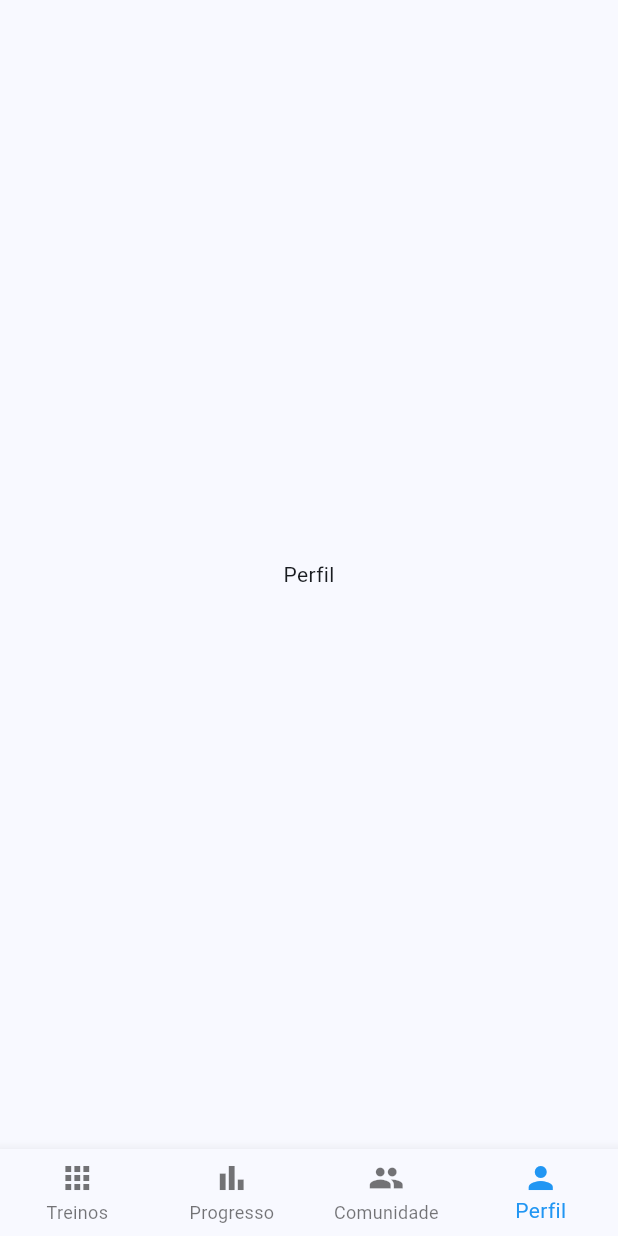
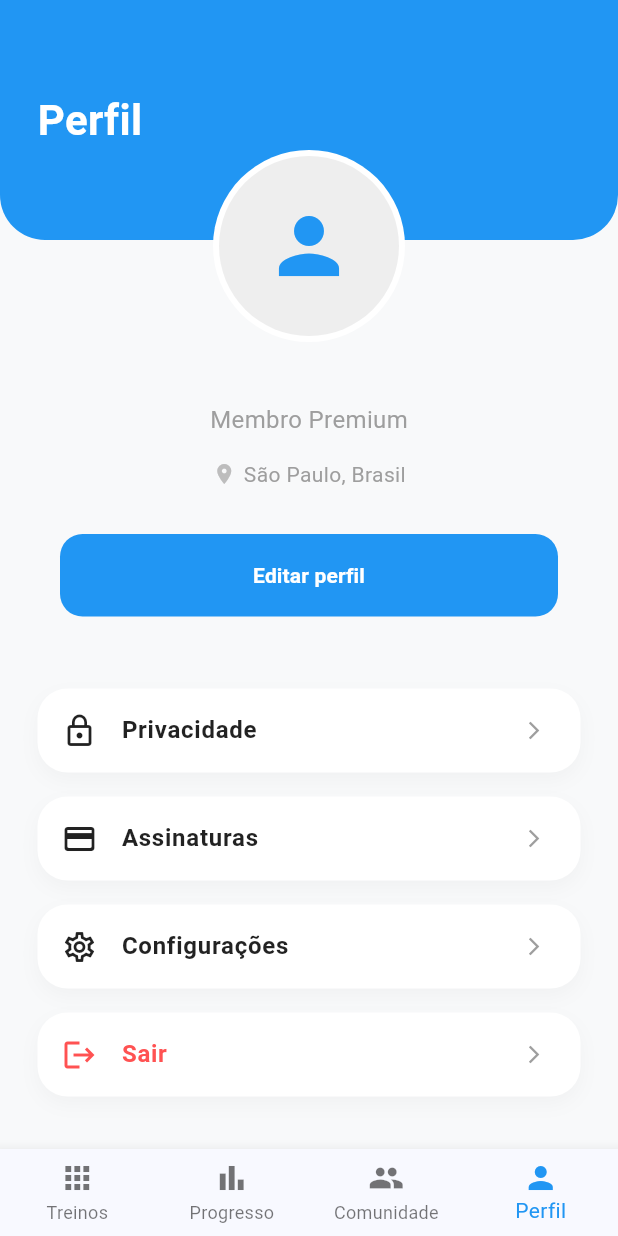
Before and after one commit to FabioZvirJ/scripts, a Flutter app: the MainWrapper screen opened directly with empty values, item 4 of the bottom bar chosen, on a phone screen of 412 x 824 dp. Run offline on Flutter 3.47's test engine with Material 3 defaults, Android fonts, the phone set to English and light mode, and no system bars; our stand-ins replace sqflite, sqflite_common_ffi; accounts and stored records are empty.

Commit message:
FEAT: inseridno botão de sair

```diff
--- /dev/null
+++ b/gymoraly/lib/controllers/profile_controller.dart
@@ -0,0 +1,16 @@
+import 'package:flutter/material.dart';
+import '../views/login_view.dart';
+
+class ProfileController {
+  void logout(BuildContext context) {
+    // Aqui você limparia tokens ou variáveis globais se tivesse
+
+    // O segredo está no 'pushAndRemoveUntil'
+    // Ele remove TODAS as telas anteriores da memória e define o Login como a única
+    Navigator.pushAndRemoveUntil(
+      context,
+      MaterialPageRoute(builder: (context) => const LoginView()),
+      (route) => false,
+    );
+  }
+}
--- a/gymoraly/lib/views/main_wrapper.dart
+++ b/gymoraly/lib/views/main_wrapper.dart
@@ -1,5 +1,6 @@
 import 'package:flutter/material.dart';
 import 'package:gymoraly/views/community_view.dart';
+import 'package:gymoraly/views/profile_view.dart';
 import 'home_view.dart';
 import 'progress_view.dart';
 
@@ -21,7 +22,7 @@ class _MainWrapperState extends State<MainWrapper> {
       HomeView(userName: widget.userName), // Índice 0
       const ProgressView(),               // Índice 1
       const CommunityView(),
-      const Center(child: Text("Perfil")),
+      ProfileView(userName: widget.userName),
     ];
 
     return Scaffold(
--- /dev/null
+++ b/gymoraly/lib/views/profile_view.dart
@@ -0,0 +1,200 @@
+import 'package:flutter/material.dart';
+import '../controllers/profile_controller.dart'; // Importe o seu controller
+
+class ProfileView extends StatelessWidget {
+  final String userName;
+
+  // Instancia o controller para gerenciar o logout
+  final controller = ProfileController();
+
+  ProfileView({super.key, required this.userName});
+
+  @override
+  Widget build(BuildContext context) {
+    const primaryColor = Color(0xFF2196F3);
+
+    return Scaffold(
+      backgroundColor: const Color(0xFFF8F9FA),
+      body: SingleChildScrollView(
+        child: Column(
+          children: [
+            // --- HEADER AZUL ---
+            Stack(
+              alignment: Alignment.center,
+              clipBehavior: Clip.none,
+              children: [
+                Container(
+                  height: 160,
+                  width: double.infinity,
+                  decoration: const BoxDecoration(
+                    color: primaryColor,
+                    borderRadius: BorderRadius.vertical(bottom: Radius.circular(30)),
+                  ),
+                  padding: const EdgeInsets.only(top: 60, left: 25),
+                  child: const Text(
+                    'Perfil',
+                    style: TextStyle(
+                      color: Colors.white,
+                      fontSize: 28,
+                      fontWeight: FontWeight.bold,
+                    ),
+                  ),
+                ),
+                // --- FOTO DE PERFIL ---
+                Positioned(
+                  top: 100,
+                  child: Container(
+                    padding: const EdgeInsets.all(4),
+                    decoration: const BoxDecoration(
+                      color: Colors.white,
+                      shape: BoxShape.circle,
+                    ),
+                    child: CircleAvatar(
+                      radius: 60,
+                      backgroundColor: Colors.grey.shade200,
+                      child: const Icon(Icons.person, size: 60, color: primaryColor),
+                    ),
+                  ),
+                ),
+              ],
+            ),
+
+            const SizedBox(height: 70),
+
+            // --- NOME E INFO ---
+            Text(
+              userName,
+              style: const TextStyle(fontSize: 26, fontWeight: FontWeight.bold),
+            ),
+            const Text(
+              'Membro Premium',
+              style: TextStyle(color: Colors.grey, fontSize: 16),
+            ),
+            const SizedBox(height: 15),
+
+            Row(
+              mainAxisAlignment: MainAxisAlignment.center,
+              children: [
+                Icon(Icons.location_on, color: Colors.grey.shade400, size: 16),
+                const SizedBox(width: 5),
+                const Text('São Paulo, Brasil', style: TextStyle(color: Colors.grey)),
+              ],
+            ),
+            const SizedBox(height: 30),
+
+            // --- BOTÃO EDITAR PERFIL ---
+            Padding(
+              padding: const EdgeInsets.symmetric(horizontal: 40),
+              child: SizedBox(
+                width: double.infinity,
+                height: 55,
+                child: ElevatedButton(
+                  onPressed: () {
+                    // Lógica para editar perfil
+                  },
+                  style: ElevatedButton.styleFrom(
+                    backgroundColor: primaryColor,
+                    foregroundColor: Colors.white,
+                    shape: RoundedRectangleBorder(borderRadius: BorderRadius.circular(15)),
+                    elevation: 0,
+                  ),
+                  child: const Text('Editar perfil', style: TextStyle(fontWeight: FontWeight.bold)),
+                ),
+              ),
+            ),
+            const SizedBox(height: 40),
+
+            // --- OPÇÕES DE MENU ---
+            _buildProfileOption(
+              Icons.lock_outline,
+              'Privacidade',
+              onTap: () => print("Privacidade clicada"),
+            ),
+            _buildProfileOption(
+              Icons.credit_card_rounded,
+              'Assinaturas',
+              onTap: () => print("Assinaturas clicada"),
+            ),
+            _buildProfileOption(
+              Icons.settings_outlined,
+              'Configurações',
+              onTap: () => print("Configurações clicada"),
+            ),
+
+            // Botão Sair
+            _buildProfileOption(
+              Icons.logout,
+              'Sair',
+              textColor: Colors.redAccent,
+              onTap: () {
+                _showLogoutDialog(context);
+              },
+            ),
+
+            const SizedBox(height: 40),
+          ],
+        ),
+      ),
+    );
+  }
+
+  // Função para mostrar o alerta de confirmação
+  void _showLogoutDialog(BuildContext context) {
+    showDialog(
+      context: context,
+      builder: (context) => AlertDialog(
+        title: const Text('Sair'),
+        content: const Text('Deseja realmente encerrar sua sessão no Gymoraly?'),
+        actions: [
+          TextButton(
+            onPressed: () => Navigator.pop(context),
+            child: const Text('Cancelar'),
+          ),
+          TextButton(
+            onPressed: () {
+              Navigator.pop(context); // Fecha o diálogo
+              controller.logout(context); // Chama o método de logout no controller
+            },
+            child: const Text('Sair', style: TextStyle(color: Colors.redAccent)),
+          ),
+        ],
+      ),
+    );
+  }
+
+  // Widget auxiliar para os cards de opções
+  Widget _buildProfileOption(
+    IconData icon,
+    String title,
+    {Color? textColor, required VoidCallback onTap}
+  ) {
+    return Padding(
+      padding: const EdgeInsets.symmetric(horizontal: 25, vertical: 8),
+      child: Container(
+        decoration: BoxDecoration(
+          color: Colors.white,
+          borderRadius: BorderRadius.circular(20),
+          boxShadow: [
+            BoxShadow(
+              color: Colors.black.withOpacity(0.03),
+              blurRadius: 10,
+              offset: const Offset(0, 5),
+            )
+          ],
+        ),
+        child: ListTile(
+          onTap: onTap, // Atribui a função de clique aqui
+          leading: Icon(icon, color: textColor ?? Colors.black87),
+          title: Text(
+            title,
+            style: TextStyle(
+              fontWeight: FontWeight.w600,
+              color: textColor ?? Colors.black87,
+            ),
+          ),
+          trailing: const Icon(Icons.arrow_forward_ios, size: 14, color: Colors.grey),
+        ),
+      ),
+    );
+  }
+}
```
